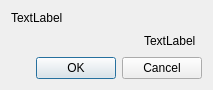
Before: the Qt Designer form libs/guicore/pre/gridcond/base/gridattributevariationeditdialog.ui in i-RIC/prepost-gui, drawn with Qt 5.
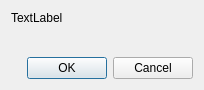
After: the same form once the commit is applied. Custom widgets are drawn as their Qt base class.

Diff of the .ui file:
```diff
--- a/libs/guicore/pre/gridcond/base/gridattributevariationeditdialog.ui
+++ b/libs/guicore/pre/gridcond/base/gridattributevariationeditdialog.ui
@@ -6,7 +6,7 @@
    <rect>
     <x>0</x>
     <y>0</y>
-    <width>213</width>
+    <width>204</width>
     <height>87</height>
    </rect>
   </property>
@@ -23,6 +23,9 @@
    </item>
    <item>
     <layout class="QHBoxLayout" name="horizontalLayout">
+     <item>
+      <widget class="GridAttributeVariationEditWidgetContainer" name="widget" native="true"/>
+     </item>
      <item>
       <spacer name="horizontalSpacer">
        <property name="orientation">
@@ -36,16 +39,6 @@
        </property>
       </spacer>
      </item>
-     <item>
-      <widget class="QLabel" name="conditionLabel">
-       <property name="text">
-        <string>TextLabel</string>
-       </property>
-      </widget>
-     </item>
-     <item>
-      <widget class="GridAttributeVariationEditWidgetContainer" name="widget" native="true"/>
-     </item>
     </layout>
    </item>
    <item>
```
